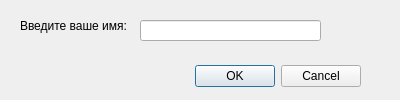
Above: ui/auth/UserDialog.ui from xamlo721/PsychologyTestApp before the change. Below: the same form after it.
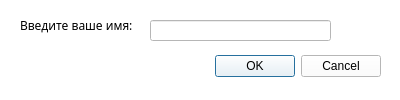
That is the form after the change.

Commit message: design for auth

```diff
--- a/ui/auth/UserDialog.ui
+++ b/ui/auth/UserDialog.ui
@@ -11,7 +11,10 @@
    </rect>
   </property>
   <property name="windowTitle">
-   <string>Dialog</string>
+   <string>Ввод данных</string>
+  </property>
+  <property name="styleSheet">
+   <string notr="true">background-color: rgb(255, 255, 255);</string>
   </property>
   <property name="modal">
    <bool>true</bool>
@@ -20,11 +23,19 @@
    <property name="geometry">
     <rect>
      <x>20</x>
-     <y>60</y>
-     <width>341</width>
+     <y>50</y>
+     <width>361</width>
      <height>32</height>
     </rect>
    </property>
+   <property name="font">
+    <font>
+     <family>Montserrat Medium</family>
+    </font>
+   </property>
+   <property name="styleSheet">
+    <string notr="true">color: rgb(0, 0, 0);</string>
+   </property>
    <property name="orientation">
     <enum>Qt::Horizontal</enum>
    </property>
@@ -37,10 +48,18 @@
     <rect>
      <x>20</x>
      <y>10</y>
-     <width>111</width>
+     <width>121</width>
      <height>31</height>
     </rect>
    </property>
+   <property name="font">
+    <font>
+     <family>Montserrat SemiBold</family>
+    </font>
+   </property>
+   <property name="styleSheet">
+    <string notr="true">color: rgb(0, 0, 0);</string>
+   </property>
    <property name="text">
     <string>Введите ваше имя:</string>
    </property>
@@ -48,7 +67,7 @@
   <widget class="QLineEdit" name="lineEdit">
    <property name="geometry">
     <rect>
-     <x>140</x>
+     <x>150</x>
      <y>20</y>
      <width>181</width>
      <height>21</height>
```
Left out of the diff: 4 changed lines with no effect on the pictures. The commit also changes 5 other files.
